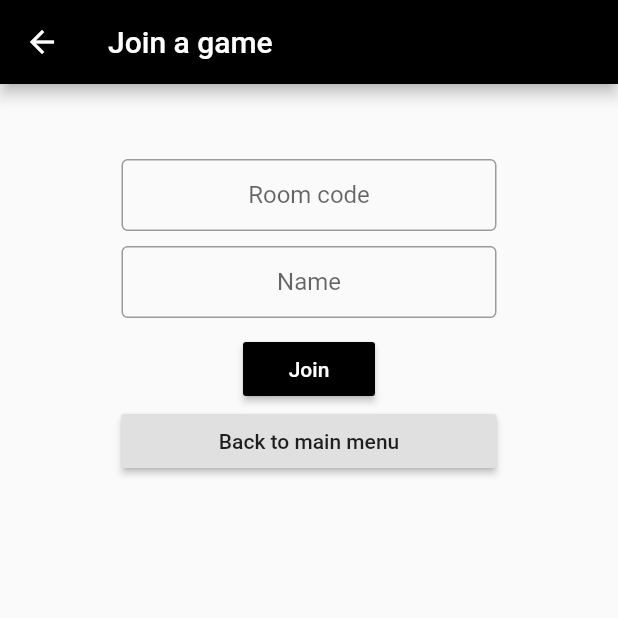
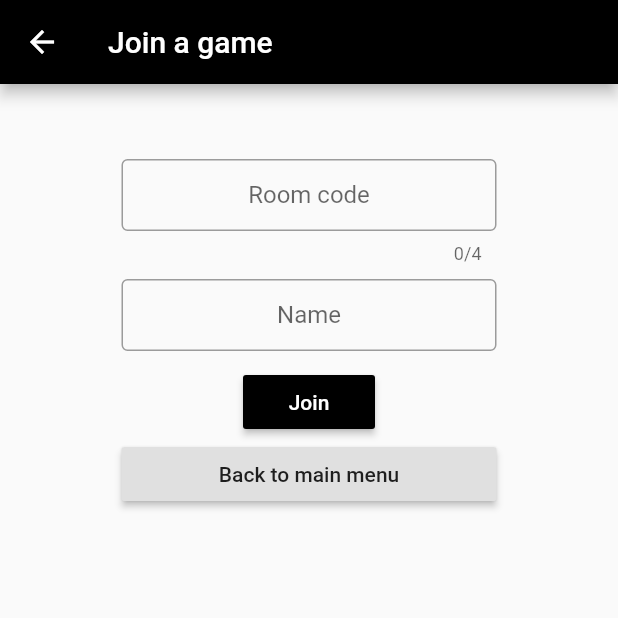
Before and after one commit to AndreasVu/Flutter-demo, a Flutter app: the JoinGame screen opened by its route, on a phone screen of 412 x 824 dp, the top half of it. Run offline on Flutter 3.47's test engine with Material 2 defaults, Android fonts, the phone set to English and light mode, and no system bars.

Commit message:
Added formatter to code input in join game.

```diff
--- a/lib/main.dart
+++ b/lib/main.dart
@@ -4,6 +4,7 @@ import 'dart:io';
 import 'package:flutter/cupertino.dart';
 import 'package:flutter/material.dart';
 import 'package:flutter/rendering.dart';
+import 'package:flutter/services.dart';
 
 import 'ServerController.dart';
 
@@ -123,6 +124,14 @@ class MyHomePage extends StatelessWidget {
   }
 }
 
+class UppercaseTextFormatter extends TextInputFormatter {
+  @override
+  TextEditingValue formatEditUpdate(TextEditingValue oldValue, TextEditingValue newValue) {
+    return TextEditingValue(text: newValue.text.toUpperCase(), selection: newValue.selection);
+  }
+
+}
+
 class JoinGame extends StatelessWidget {
   final codeController = TextEditingController();
   final nameController = TextEditingController();
@@ -145,6 +154,16 @@ class JoinGame extends StatelessWidget {
                 ),
                 TextFormField(
                   controller: codeController,
+                  maxLength: 4,
+                  maxLengthEnforced: true,
+                  enableSuggestions: false,
+                  textCapitalization: TextCapitalization.characters,
+                  inputFormatters: [
+                    WhitelistingTextInputFormatter(
+                        RegExp(r"[A-Za-z]*")
+                    ),
+                    UppercaseTextFormatter(),
+                  ],
                   textAlign: TextAlign.center,
                   decoration: InputDecoration(
                     border: OutlineInputBorder(),
@@ -170,7 +189,7 @@ class JoinGame extends StatelessWidget {
                 RaisedButton(
                   color: Colors.black,
                   onPressed: () {
-                    joinGame(this.codeController.text, this.nameController.text);
+                    joinGame(this.codeController.text, this.nameController.text.toUpperCase());
                       Navigator.pushReplacementNamed(context, '/game');
                     },
                   child: Text('Join', style: TextStyle(color: Colors.white),),
```
